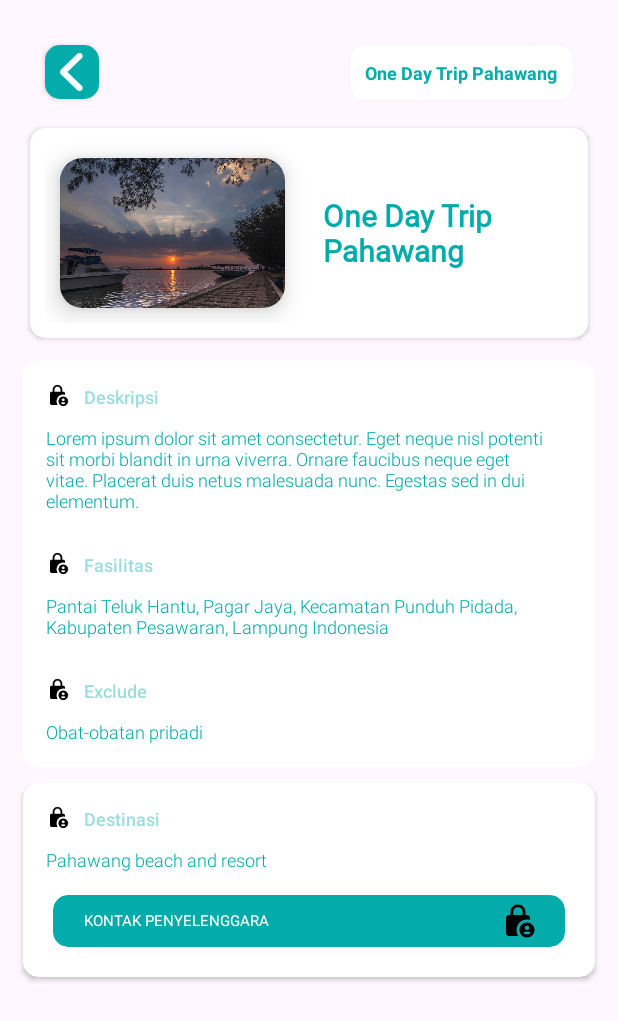
After one commit to bedhoel05/Lampung-Explore, an Android app: the detailPaket screen opened directly, with no data from a screen before it, on a phone screen of 412 x 824 dp. The commit adds this screen. Shown: the top 1021 px of the screen. Run offline under Robolectric (Android 15) with nearby library versions, the phone set to English and light mode, and no system bars.

Commit message:
Fixing bug and add paket, informasi layout

```diff
--- /dev/null
+++ b/app/src/main/java/com/example/visitinglampung/paket_wisata/detailPaket.java
@@ -0,0 +1,16 @@
+package com.example.visitinglampung.paket_wisata;
+
+import androidx.appcompat.app.AppCompatActivity;
+
+import android.os.Bundle;
+
+import com.example.visitinglampung.R;
+
+public class detailPaket extends AppCompatActivity {
+
+    @Override
+    protected void onCreate(Bundle savedInstanceState) {
+        super.onCreate(savedInstanceState);
+        setContentView(R.layout.activity_detail_paket);
+    }
+}
--- /dev/null
+++ b/app/src/main/res/drawable/people.xml
@@ -0,0 +1,5 @@
+<vector android:height="24dp" android:tint="#000000"
+    android:viewportHeight="24" android:viewportWidth="24"
+    android:width="24dp" xmlns:android="http://schemas.android.com/apk/res/android">
+    <path android:fillColor="@android:color/white" android:pathData="M12,2C6.48,2 2,6.48 2,12s4.48,10 10,10s10,-4.48 10,-10S17.52,2 12,2zM12,6c1.93,0 3.5,1.57 3.5,3.5S13.93,13 12,13s-3.5,-1.57 -3.5,-3.5S10.07,6 12,6zM12,20c-2.03,0 -4.43,-0.82 -6.14,-2.88C7.55,15.8 9.68,15 12,15s4.45,0.8 6.14,2.12C16.43,19.18 14.03,20 12,20z"/>
+</vector>
--- /dev/null
+++ b/app/src/main/res/layout/activity_detail_paket.xml
@@ -0,0 +1,341 @@
+<?xml version="1.0" encoding="utf-8"?>
+<androidx.constraintlayout.widget.ConstraintLayout xmlns:android="http://schemas.android.com/apk/res/android"
+    xmlns:app="http://schemas.android.com/apk/res-auto"
+    xmlns:tools="http://schemas.android.com/tools"
+    android:layout_width="match_parent"
+    android:layout_height="match_parent"
+    tools:context=".paket_wisata.detailPaket">
+
+    <androidx.cardview.widget.CardView
+        android:id="@+id/card_back_to_wisata"
+        android:layout_width="wrap_content"
+        android:layout_height="wrap_content"
+        android:layout_margin="30dp"
+        android:padding="20dp"
+        app:cardCornerRadius="10dp"
+        app:layout_constraintStart_toStartOf="parent"
+        app:layout_constraintTop_toTopOf="parent">
+
+        <ImageView
+            android:id="@+id/imageView8"
+            android:layout_width="wrap_content"
+            android:layout_height="wrap_content"
+            android:adjustViewBounds="true"
+            android:background="@color/primary"
+            android:padding="5dp"
+            android:rotation="180"
+            app:srcCompat="@drawable/left" />
+    </androidx.cardview.widget.CardView>
+
+    <androidx.cardview.widget.CardView
+        android:layout_width="wrap_content"
+        android:layout_height="wrap_content"
+        android:layout_margin="30dp"
+        android:padding="15dp"
+        app:cardCornerRadius="10dp"
+        app:layout_constraintEnd_toEndOf="parent"
+        app:layout_constraintTop_toTopOf="parent">
+
+        <TextView
+            android:id="@+id/textView20"
+            android:layout_width="wrap_content"
+            android:layout_height="wrap_content"
+            android:layout_margin="10dp"
+            android:text="One Day Trip Pahawang"
+            android:textColor="@color/primary"
+            android:textSize="12sp"
+            android:textStyle="bold" />
+    </androidx.cardview.widget.CardView>
+
+    <ScrollView
+        android:id="@+id/scrollView2"
+        android:layout_width="match_parent"
+        android:layout_height="0dp"
+        app:layout_constraintBottom_toBottomOf="parent"
+        app:layout_constraintEnd_toEndOf="parent"
+        app:layout_constraintStart_toStartOf="parent"
+        app:layout_constraintTop_toTopOf="parent">
+
+        <LinearLayout
+            android:layout_width="match_parent"
+            android:layout_height="wrap_content"
+            android:orientation="vertical"
+            android:padding="10dp">
+
+            <View
+                android:id="@+id/view"
+                android:layout_width="match_parent"
+                android:layout_height="wrap_content"
+                android:layout_marginTop="65dp" />
+
+            <androidx.cardview.widget.CardView
+                android:layout_width="match_parent"
+                android:layout_height="match_parent"
+                android:layout_marginLeft="10dp"
+                android:layout_marginTop="10dp"
+                android:layout_marginRight="10dp"
+                android:layout_marginBottom="10dp"
+                app:cardCornerRadius="10dp">
+
+                <LinearLayout
+                    android:layout_width="match_parent"
+                    android:layout_height="match_parent"
+                    android:orientation="horizontal"
+                    android:padding="10dp">
+
+                    <androidx.cardview.widget.CardView
+                        android:layout_width="wrap_content"
+                        android:layout_height="100dp"
+                        android:layout_margin="10dp"
+                        android:elevation="10dp"
+                        app:cardCornerRadius="15dp"
+                        app:cardElevation="10dp">
+
+                        <ImageView
+                            android:id="@+id/imageView13"
+                            android:layout_width="wrap_content"
+                            android:layout_height="wrap_content"
+                            android:adjustViewBounds="true"
+                            android:cropToPadding="true"
+                            android:src="@drawable/marina" />
+                    </androidx.cardview.widget.CardView>
+
+                    <TextView
+                        android:id="@+id/textView"
+                        android:layout_width="wrap_content"
+                        android:layout_height="wrap_content"
+                        android:layout_gravity="center"
+                        android:layout_margin="10dp"
+                        android:layout_weight="1"
+                        android:fontFamily="@font/Sansation_Bold"
+                        android:gravity="center"
+                        android:padding="5dp"
+                        android:text="One Day Trip Pahawang"
+                        android:textAlignment="textStart"
+                        android:textColor="@color/primary"
+                        android:textSize="20sp"
+                        android:textStyle="bold" />
+
+                </LinearLayout>
+            </androidx.cardview.widget.CardView>
+
+            <androidx.cardview.widget.CardView
+                android:layout_width="match_parent"
+                android:layout_height="match_parent"
+                android:layout_margin="5dp"
+                app:cardCornerRadius="10dp">
+
+                <LinearLayout
+                    android:layout_width="match_parent"
+                    android:layout_height="match_parent"
+                    android:layout_margin="10dp"
+                    android:orientation="vertical">
+
+                    <LinearLayout
+                        android:layout_width="match_parent"
+                        android:layout_height="match_parent"
+                        android:orientation="horizontal"
+                        android:padding="5dp">
+
+                        <ImageView
+                            android:id="@+id/imageView12"
+                            android:layout_width="wrap_content"
+                            android:layout_height="15dp"
+                            android:adjustViewBounds="true"
+                            android:src="@drawable/lock" />
+
+                        <TextView
+                            android:id="@+id/textView17"
+                            android:layout_width="wrap_content"
+                            android:layout_height="wrap_content"
+                            android:layout_marginLeft="10dp"
+                            android:layout_weight="1"
+                            android:alpha="0.4"
+                            android:fontFamily="sans-serif-medium"
+                            android:text="Deskripsi"
+                            android:textColor="@color/primary"
+                            android:textSize="12sp" />
+                    </LinearLayout>
+
+                    <TextView
+                        android:id="@+id/textView22"
+                        android:layout_width="match_parent"
+                        android:layout_height="wrap_content"
+                        android:fontFamily="sans-serif-light"
+                        android:padding="5dp"
+                        android:text="Lorem ipsum dolor sit amet consectetur. Eget neque nisl potenti sit morbi blandit in urna viverra. Ornare faucibus neque eget vitae. Placerat duis netus malesuada nunc. Egestas sed in dui elementum."
+                        android:textColor="@color/primary"
+                        android:textSize="12sp"
+                        android:textStyle="normal" />
+
+                    <LinearLayout
+                        android:layout_width="wrap_content"
+                        android:layout_height="wrap_content"
+                        android:layout_marginTop="15dp"
+                        android:orientation="horizontal"
+                        android:padding="5dp">
+
+                        <ImageView
+                            android:id="@+id/imageView12"
+                            android:layout_width="wrap_content"
+                            android:layout_height="15dp"
+                            android:adjustViewBounds="true"
+                            android:src="@drawable/lock" />
+
+                        <TextView
+                            android:id="@+id/textView17"
+                            android:layout_width="wrap_content"
+                            android:layout_height="wrap_content"
+                            android:layout_marginLeft="10dp"
+                            android:layout_weight="1"
+                            android:alpha="0.4"
+                            android:fontFamily="sans-serif-medium"
+                            android:text="Fasilitas"
+                            android:textColor="@color/primary"
+                            android:textSize="12sp" />
+                    </LinearLayout>
+
+                    <TextView
+                        android:id="@+id/textView21"
+                        android:layout_width="match_parent"
+                        android:layout_height="wrap_content"
+                        android:fontFamily="sans-serif-light"
+                        android:padding="5dp"
+                        android:text="Pantai Teluk Hantu, Pagar Jaya, Kecamatan Punduh Pidada, Kabupaten Pesawaran, Lampung Indonesia"
+                        android:textColor="@color/primary"
+                        android:textSize="12sp"
+                        android:textStyle="normal" />
+
+                    <LinearLayout
+                        android:layout_width="match_parent"
+                        android:layout_height="match_parent"
+                        android:layout_marginTop="15dp"
+                        android:orientation="horizontal"
+                        android:padding="5dp">
+
+                        <ImageView
+                            android:id="@+id/imageView12"
+                            android:layout_width="wrap_content"
+                            android:layout_height="15dp"
+                            android:adjustViewBounds="true"
+                            android:src="@drawable/lock" />
+
+                        <TextView
+                            android:id="@+id/textView17"
+                            android:layout_width="wrap_content"
+                            android:layout_height="wrap_content"
+                            android:layout_marginLeft="10dp"
+                            android:layout_weight="1"
+                            android:alpha="0.4"
+                            android:fontFamily="sans-serif-medium"
+                            android:text="Exclude"
+                            android:textColor="@color/primary"
+                            android:textSize="12sp" />
+                    </LinearLayout>
+
+                    <TextView
+                        android:id="@+id/textView3"
+                        android:layout_width="match_parent"
+                        android:layout_height="wrap_content"
+                        android:fontFamily="sans-serif-light"
+                        android:padding="5dp"
+                        android:text="Obat-obatan pribadi"
+                        android:textColor="@color/primary"
+                        android:textSize="12sp"
+                        android:textStyle="normal" />
+
+                </LinearLayout>
+            </androidx.cardview.widget.CardView>
+
+            <androidx.cardview.widget.CardView
+                android:layout_width="match_parent"
+                android:layout_height="match_parent"
+                android:layout_margin="5dp"
+                app:cardCornerRadius="10dp">
+
+                <LinearLayout
+                    android:layout_width="match_parent"
+                    android:layout_height="match_parent"
+                    android:layout_margin="10dp"
+                    android:orientation="vertical">
+
+                    <LinearLayout
+                        android:layout_width="match_parent"
+                        android:layout_height="match_parent"
+                        android:orientation="horizontal"
+                        android:padding="5dp">
+
+                        <ImageView
+                            android:id="@+id/imageView12"
+                            android:layout_width="wrap_content"
+                            android:layout_height="15dp"
+                            android:adjustViewBounds="true"
+                            android:src="@drawable/lock" />
+
+                        <TextView
+                            android:id="@+id/textView17"
+                            android:layout_width="wrap_content"
+                            android:layout_height="wrap_content"
+                            android:layout_marginLeft="10dp"
+                            android:layout_weight="1"
+                            android:alpha="0.4"
+                            android:fontFamily="sans-serif-medium"
+                            android:text="Destinasi"
+                            android:textColor="@color/primary"
+                            android:textSize="12sp" />
+                    </LinearLayout>
+
+                    <TextView
+                        android:id="@+id/textView22"
+                        android:layout_width="match_parent"
+                        android:layout_height="wrap_content"
+                        android:fontFamily="sans-serif-light"
+                        android:padding="5dp"
+                        android:text="Pahawang beach and resort"
+                        android:textColor="@color/primary"
+                        android:textSize="12sp"
+                        android:textStyle="normal" />
+
+                    <androidx.cardview.widget.CardView
+                        android:layout_width="match_parent"
+                        android:layout_height="match_parent"
+                        android:layout_margin="10dp"
+                        android:backgroundTint="@color/primary"
+                        app:cardCornerRadius="10dp">
+
+                        <LinearLayout
+                            android:layout_width="match_parent"
+                            android:layout_height="match_parent"
+                            android:gravity="center"
+                            android:orientation="horizontal"
+                            android:padding="5dp">
+
+                            <TextView
+                                android:id="@+id/textView26"
+                                android:layout_width="wrap_content"
+                                android:layout_height="wrap_content"
+                                android:layout_marginLeft="15dp"
+                                android:layout_weight="20"
+
+                                android:text="KONTAK PENYELENGGARA"
+                                android:textColor="@color/white"
+                                android:textSize="10sp" />
+
+                            <ImageView
+                                android:id="@+id/imageView14"
+                                android:layout_width="wrap_content"
+                                android:layout_height="wrap_content"
+                                android:layout_marginRight="10dp"
+                                android:layout_weight="1"
+                                android:cropToPadding="true"
+                                android:src="@drawable/lock" />
+                        </LinearLayout>
+
+                    </androidx.cardview.widget.CardView>
+
+                </LinearLayout>
+            </androidx.cardview.widget.CardView>
+
+        </LinearLayout>
+    </ScrollView>
+</androidx.constraintlayout.widget.ConstraintLayout>
--- a/app/src/main/res/layout/activity_detail_wisata.xml
+++ b/app/src/main/res/layout/activity_detail_wisata.xml
@@ -42,6 +42,7 @@
             android:layout_height="wrap_content"
             android:layout_margin="10dp"
             android:text="Pantai Teluk Hantu"
+            android:textColor="@color/primary"
             android:textSize="12sp"
             android:textStyle="bold" />
     </androidx.cardview.widget.CardView>
--- a/app/src/main/res/layout/activity_login.xml
+++ b/app/src/main/res/layout/activity_login.xml
@@ -62,7 +62,7 @@
                 android:id="@+id/et_username"
                 android:layout_width="match_parent"
                 android:layout_height="wrap_content"
-                android:drawableLeft="@drawable/account"
+                android:drawableLeft="@drawable/people"
                 android:ems="10"
                 android:inputType="text"
                 android:padding="15dp" />
--- a/app/src/main/res/layout/activity_main.xml
+++ b/app/src/main/res/layout/activity_main.xml
@@ -312,7 +312,7 @@
                                     android:layout_weight="1"
                                     android:adjustViewBounds="true"
                                     android:cropToPadding="true"
-                                    android:src="@drawable/account" />
+                                    android:src="@drawable/account_user" />
 
                                 <TextView
                                     android:id="@+id/txt_akunsaya"
```
Also changed, not shown: app/src/main/AndroidManifest.xml (+9 -0 lines), app/src/main/java/com/example/visitinglampung/informasi/mainInformasi.java (added, +16 -0 lines), app/src/main/java/com/example/visitinglampung/paket_wisata/mainPaket.java (added, +16 -0 lines), app/src/main/res/layout/activity_main_informasi.xml (added, +79 -0 lines), app/src/main/res/layout/activity_main_paket.xml (added, +79 -0 lines), app/src/main/res/layout/list_informasi.xml (added, +60 -0 lines), app/src/main/res/layout/list_paket.xml (added, +60 -0 lines), app/src/main/res/drawable/account_user.png (renamed from app/src/main/res/drawable/account.png).
